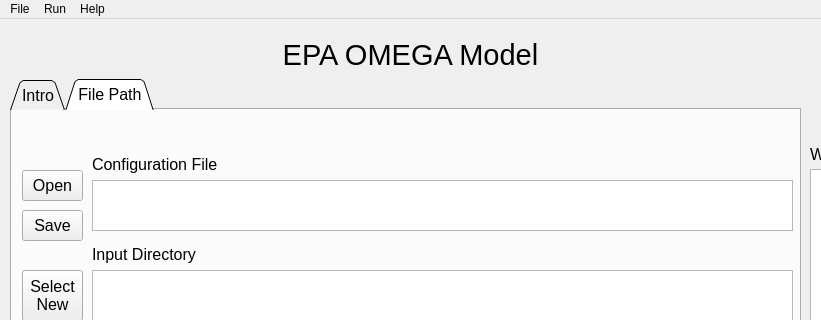
The window that gui/omega_gui_v6.ui (USEPA/EPA_OMEGA_Model) describes before a commit, drawn with Qt 5; both pictures show x 0 to 821 and y 0 to 320 of the 1115 by 754 pixel window.
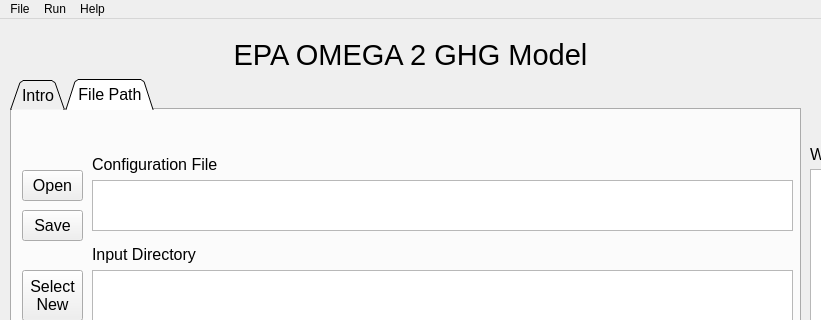
The same window after the commit. Icons and pictures are not drawn.

Patch:
```diff
--- a/gui/omega_gui_v6.ui
+++ b/gui/omega_gui_v6.ui
@@ -262,7 +262,7 @@
      </font>
     </property>
     <property name="text">
-     <string>EPA OMEGA Model</string>
+     <string>EPA OMEGA 2 GHG Model</string>
     </property>
     <property name="alignment">
      <set>Qt::AlignCenter</set>
```
